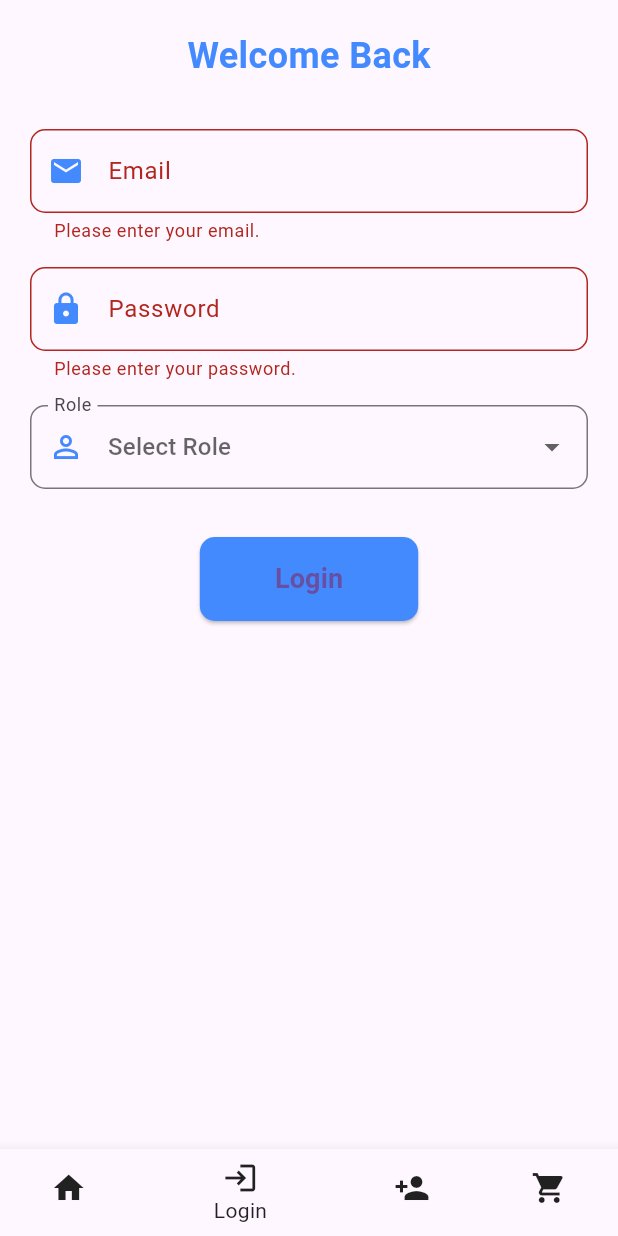
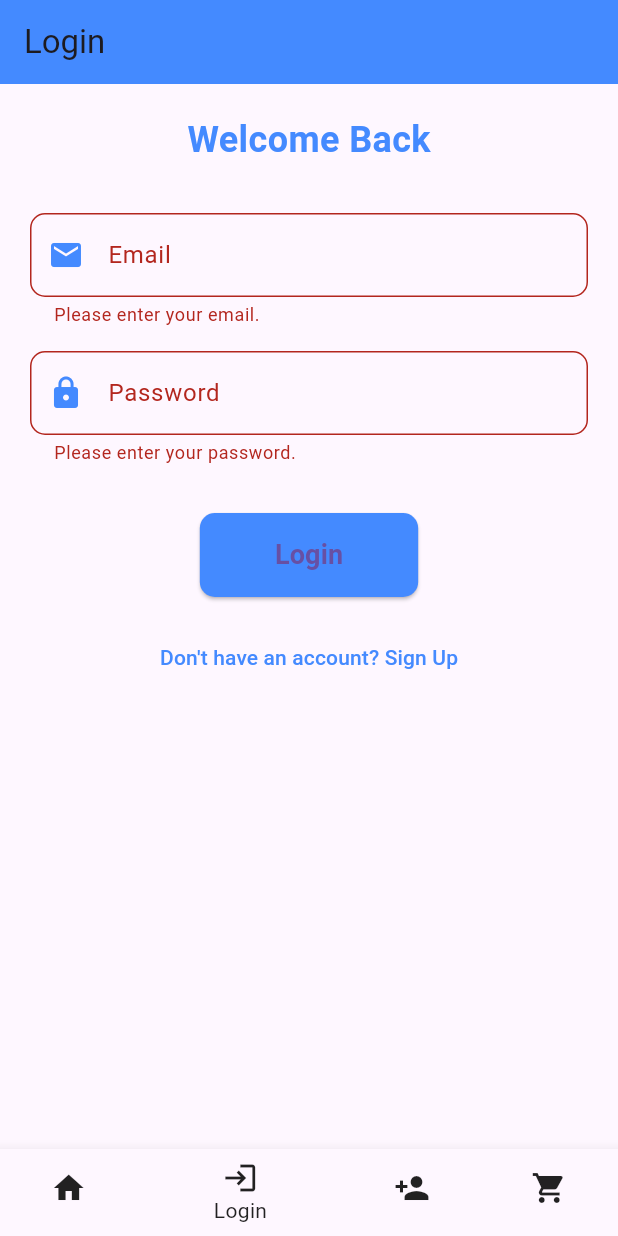
Before and after one commit to MohamedYProg/MobileDev, a Flutter app: the screen it shows after launch, item 2 of the bottom bar chosen, after a tap on "Login", on a phone screen of 412 x 824 dp. Run offline on Flutter 3.47's test engine with Material 3 defaults, Android fonts, the phone set to English and light mode, and no system bars; our stand-ins replace cloud_firestore, firebase_auth, firebase_core; accounts and stored records are empty.

Commit message:
Latest loginScreen

```diff
--- a/lib/screens/auth/loginScreen.dart
+++ b/lib/screens/auth/loginScreen.dart
@@ -1,13 +1,10 @@
+import 'package:cloud_firestore/cloud_firestore.dart';
 import 'package:firebase_auth/firebase_auth.dart';
-import 'package:cloud_firestore/cloud_firestore.dart';
 import 'package:flutter/material.dart';
-import 'package:mobiledev/screens/productListScreen.dart'; // Import product list screen
 
 class LoginPage extends StatefulWidget {
-  const LoginPage({Key? key}) : super(key: key);
-
   @override
-  State<LoginPage> createState() => _LoginPageState();
+  _LoginPageState createState() => _LoginPageState();
 }
 
 class _LoginPageState extends State<LoginPage> {
@@ -15,125 +12,8 @@ class _LoginPageState extends State<LoginPage> {
   final _auth = FirebaseAuth.instance;
   final _firestore = FirebaseFirestore.instance;
 
-  String? _email;
-  String? _password;
-  String? _role;
-
-  Future<void> _loginUser() async {
-    if (_formKey.currentState!.validate()) {
-      _formKey.currentState!.save();
-
-      try {
-        final userCredential = await _auth.signInWithEmailAndPassword(
-          email: _email!,
-          password: _password!,
-        );
-
-        final user = userCredential.user!;
-
-        // Check if user exists in Firestore
-        final doc = await _firestore.collection('users').doc(user.email).get();
-
-        if (doc.exists) {
-          _role = doc.data()!['role'];
-
-          // Navigate based on role (using named routes for cleaner code)
-          if (_role == 'admin') {
-            Navigator.pushNamed(
-                context, '/productList'); // Route to product list
-          } else if (_role == 'user') {
-            // Handle user role
-          } else {
-            // Handle invalid role
-            ScaffoldMessenger.of(context).showSnackBar(
-              const SnackBar(
-                content: Text('Invalid role'),
-              ),
-            );
-          }
-        } else {
-          // Handle user not found
-          ScaffoldMessenger.of(context).showSnackBar(
-            const SnackBar(
-              content: Text('User not found'),
-            ),
-          );
-        }
-      } on FirebaseAuthException catch (e) {
-        if (e.code == 'user-not-found') {
-          ScaffoldMessenger.of(context).showSnackBar(
-            const SnackBar(
-              content: Text('No user found for that email.'),
-            ),
-          );
-        } else if (e.code == 'wrong-password') {
-          ScaffoldMessenger.of(context).showSnackBar(
-            const SnackBar(
-              content: Text('Wrong password provided for that email.'),
-            ),
-          );
-        } else {
-          ScaffoldMessenger.of(context).showSnackBar(
-            SnackBar(
-              content: Text(e.message!),
-            ),
-          );
-        }
-      }
-    }
-  }
-
-  @override
-  Widget build(BuildContext context) {
-    return SingleChildScrollView(
-      padding: const EdgeInsets.all(20.0),
-      child: Form(
-        key: _formKey,
-        child: Column(
-          mainAxisAlignment: MainAxisAlignment.center,
-          children: [
-            Text(
-              'Welcome Back',
-              style: TextStyle(
-                fontSize: 24,
-                fontWeight: FontWeight.bold,
-                color: Colors.blueAccent,
-              ),
-            ),
-            SizedBox(height: 32),
-            _buildTextField(
-              labelText: 'Email',
-              icon: Icons.email,
-              onSaved: (newValue) => _email = newValue,
-              validator: (value) {
-                if (value == null || value.isEmpty) {
-                  return 'Please enter your email.';
-                }
-                return null;
-              },
-            ),
-            SizedBox(height: 16),
-            _buildTextField(
-              labelText: 'Password',
-              icon: Icons.lock,
-              obscureText: true,
-              onSaved: (newValue) => _password = newValue,
-              validator: (value) {
-                if (value == null || value.isEmpty) {
-                  return 'Please enter your password.';
-                }
-                return null;
-              },
-            ),
-            SizedBox(height: 16),
-            _buildRoleDropdown(),
-            SizedBox(height: 32),
-            _buildLoginButton(),
-          ],
-        ),
-      ),
-    );
-  }
+  String _email = "";
+  String _password = "";
 
   Widget _buildTextField({
     required String labelText,
@@ -161,30 +41,6 @@ class _LoginPageState extends State<LoginPage> {
     );
   }
 
-  Widget _buildRoleDropdown() {
-    return DropdownButtonFormField<String>(
-      value: _role,
-      decoration: InputDecoration(
-        labelText: 'Role',
-        prefixIcon: Icon(Icons.person_outline, color: Colors.blueAccent),
-        border: OutlineInputBorder(
-          borderRadius: BorderRadius.circular(10),
-          borderSide: BorderSide(color: Colors.blueAccent),
-        ),
-        focusedBorder: OutlineInputBorder(
-          borderRadius: BorderRadius.circular(10),
-          borderSide: BorderSide(color: Colors.blueAccent),
-        ),
-      ),
-      hint: const Text('Select Role'),
-      items: const [
-        DropdownMenuItem(value: 'admin', child: Text('Admin')),
-        DropdownMenuItem(value: 'user', child: Text('User')),
-      ],
-      onChanged: (value) => setState(() => _role = value),
-    );
-  }
-
   Widget _buildLoginButton() {
     return ElevatedButton(
       style: ElevatedButton.styleFrom(
@@ -195,10 +51,145 @@ class _LoginPageState extends State<LoginPage> {
         ),
       ),
       onPressed: _loginUser,
-      child: const Text(
+      child: Text(
         'Login',
         style: TextStyle(fontSize: 18, fontWeight: FontWeight.bold),
       ),
     );
   }
+
+  void _loginUser() async {
+    final isValid = _formKey.currentState!.validate();
+    if (!isValid) {
+      return;
+    }
+
+    _formKey.currentState!.save();
+
+    try {
+      final userCredential = await _auth.signInWithEmailAndPassword(
+          email: _email, password: _password);
+
+      // attempt login
+      if (userCredential.user != null) {
+        // Save user data to Firestore
+        final user = userCredential.user!;
+        final userDoc =
+            await _firestore.collection('users').doc(user.uid).get();
+
+        if (!userDoc.exists) {
+          await _firestore.collection('users').doc(user.uid).set({
+            'email': user.email,
+            'role': 'user',
+          });
+        }
+
+        // Navigate to the home screen (or relevant screen)
+        Navigator.pushReplacementNamed(context, '/home');
+      }
+
+      // Navigate to the home screen (or relevant screen)
+      Navigator.pushReplacementNamed(context, '/home');
+    } on FirebaseAuthException catch (e) {
+      if (e.code == 'user-not-found') {
+        ScaffoldMessenger.of(context).showSnackBar(
+          SnackBar(
+            content: Text('The email you entered is not registered.'),
+            backgroundColor: Colors.red,
+          ),
+        );
+      } else if (e.code == 'wrong-password') {
+        ScaffoldMessenger.of(context).showSnackBar(
+          SnackBar(
+            content: Text('The password is invalid.'),
+            backgroundColor: Colors.red,
+          ),
+        );
+      } else {
+        ScaffoldMessenger.of(context).showSnackBar(
+          SnackBar(
+            content: Text(e.message!),
+            backgroundColor: Colors.red,
+          ),
+        );
+      }
+    } catch (e) {
+      ScaffoldMessenger.of(context).showSnackBar(
+        SnackBar(
+          content: Text('An error occurred. Please try again later.'),
+          backgroundColor: Colors.red,
+        ),
+      );
+    }
+  }
+
+  Widget _buildSignupButton() {
+    return TextButton(
+      onPressed: () {
+        Navigator.pushNamed(context, '/signup');
+      },
+      child: Text(
+        'Don\'t have an account? Sign Up',
+        style: TextStyle(color: Colors.blueAccent),
+      ),
+    );
+  }
+
+  @override
+  Widget build(BuildContext context) {
+    return Scaffold(
+      appBar: AppBar(
+        title: Text('Login'),
+        backgroundColor: Colors.blueAccent,
+      ),
+      body: SingleChildScrollView(
+        padding: const EdgeInsets.all(20.0),
+        child: Form(
+          key: _formKey,
+          child: Column(
+            mainAxisAlignment: MainAxisAlignment.center,
+            children: [
+              Text(
+                'Welcome Back',
+                style: TextStyle(
+                  fontSize: 24,
+                  fontWeight: FontWeight.bold,
+                  color: Colors.blueAccent,
+                ),
+              ),
+              SizedBox(height: 32),
+              _buildTextField(
+                labelText: 'Email',
+                icon: Icons.email,
+                onSaved: (newValue) => _email = newValue!,
+                validator: (value) {
+                  if (value == null || value.isEmpty) {
+                    return 'Please enter your email.';
+                  }
+                  return null;
+                },
+              ),
+              SizedBox(height: 16),
+              _buildTextField(
+                labelText: 'Password',
+                icon: Icons.lock,
+                obscureText: true,
+                onSaved: (newValue) => _password = newValue!,
+                validator: (value) {
+                  if (value == null || value.isEmpty) {
+                    return 'Please enter your password.';
+                  }
+                  return null;
+                },
+              ),
+              SizedBox(height: 32),
+              _buildLoginButton(),
+              SizedBox(height: 16),
+              _buildSignupButton(),
+            ],
+          ),
+        ),
+      ),
+    );
+  }
 }
```
